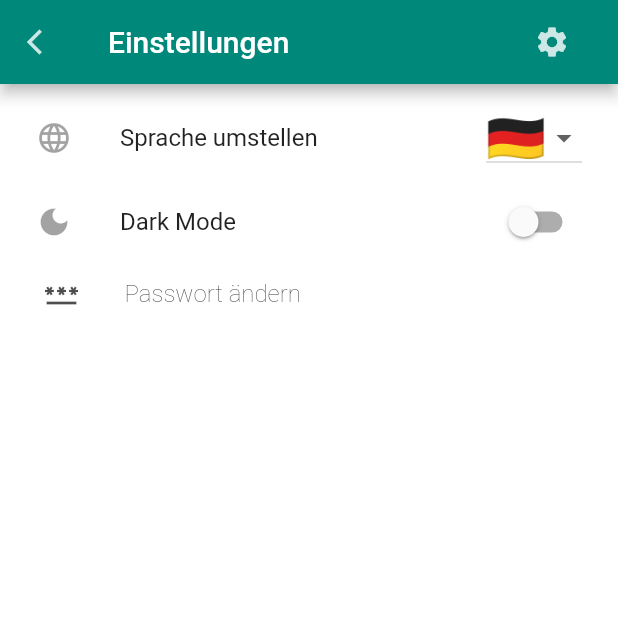
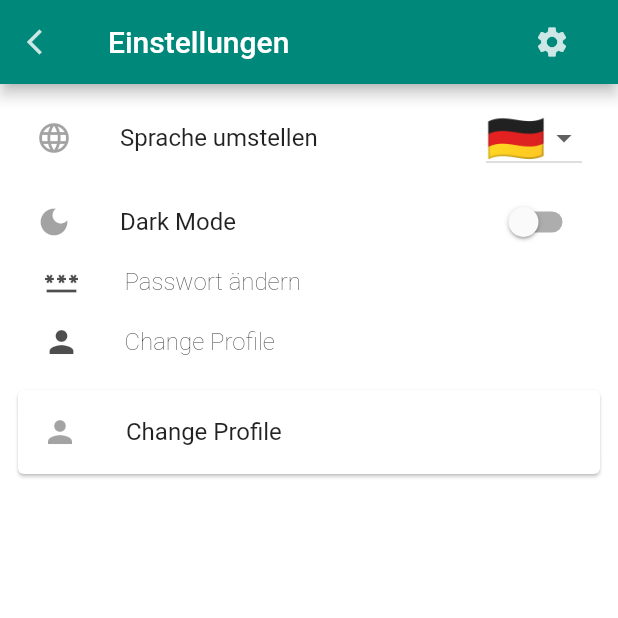
Before and after one commit to TaleTime/TaleTime_2, a Flutter app: the SettingsPage screen opened directly with empty values, on a phone screen of 412 x 824 dp, the top half of it. Run offline on Flutter 3.47's test engine with Material 2 defaults, Android fonts, the phone set to English and light mode, and no system bars; our stand-ins replace cloud_firestore, email_validator, file_picker, firebase_auth, firebase_core, marquee; accounts and stored records are empty; generated files the repository leaves out were written again; network calls fail.

```diff
--- a/taletime/lib/screens/changePassword.dart
+++ b/taletime/lib/screens/changePassword.dart
@@ -1,7 +1,6 @@
 import 'package:firebase_auth/firebase_auth.dart';
 import 'package:flutter/material.dart';
 import 'package:taletime/utils/authentification_util.dart';
-import 'package:taletime/utils/constants.dart';
 import 'package:taletime/utils/decoration_util.dart';
 import 'package:taletime/utils/text_form_field_util.dart';
 import 'package:flutter_gen/gen_l10n/app_localizations.dart';
--- a/taletime/lib/screens/profiles_page.dart
+++ b/taletime/lib/screens/profiles_page.dart
@@ -1,10 +1,8 @@
 import 'package:flutter/material.dart';
 import 'package:taletime/utils/add_profile.dart';
-import 'package:taletime/utils/constants.dart';
 import 'package:taletime/utils/decoration_util.dart';
 import 'package:flutter_gen/gen_l10n/app_localizations.dart';
 import '../utils/profile_list.dart';
-import '../utils/decoration_util.dart';
 import 'package:cloud_firestore/cloud_firestore.dart';
 
 class ProfilesPage extends StatefulWidget {
--- a/taletime/lib/screens/settings.dart
+++ b/taletime/lib/screens/settings.dart
@@ -135,7 +135,9 @@ class _SettingsPageState extends State<SettingsPage> {
                     return const ChangePassword();
                   }));
                 },
-                child: Row(
+                child: Column(
+                  children: [
+                    Row(
                       children: [
                         SizedBox(
                           width: 5,
@@ -146,13 +148,53 @@ class _SettingsPageState extends State<SettingsPage> {
                         ),
                         Text(
                           AppLocalizations.of(context)!.changePassword,
-                      style:
-                          TextStyle(fontSize: 16, fontWeight: FontWeight.w100),
+                          style: TextStyle(
+                              fontSize: 16, fontWeight: FontWeight.w100),
                         )
                       ],
                     ),
+                  ],
                 ),
+              ),
+            ),
+            Container(
+              height: 40,
+              width: double.infinity,
+              child: MaterialButton(
+                onPressed: () {
+                  Navigator.of(context)
+                      .push(MaterialPageRoute(builder: (context) {
+                    return const ChangePassword();
+                  }));
+                },
+                child: Column(
+                  children: [
+                    Row(
+                      children: [
+                        SizedBox(
+                          width: 5,
+                        ),
+                        Icon(Icons.person),
+                        SizedBox(
+                          width: 30,
+                        ),
+                        Text(
+                          "Change Profile",
+                          style: TextStyle(
+                              fontSize: 16, fontWeight: FontWeight.w100),
                         )
+                      ],
+                    ),
+                  ],
+                ),
+              ),
+            ),
+            Card(
+                child: ListTile(
+              leading: Icon(Icons.person),
+              title: Text("Change Profile"),
+              onTap: () => print("Test"),
+            ))
           ],
         ),
       ),
--- a/taletime/pubspec.yaml
+++ b/taletime/pubspec.yaml
@@ -29,6 +29,10 @@ dependencies:
   image_picker: ^0.8.5+3
   marquee: ^2.2.1
   file_picker: ^4.3.0
+  flutter_sound: ^9.2.13
+  permission_handler: ^10.0.2
+  audioplayers: ^1.1.0
+  path_provider: ^2.0.11
   #flutter_gallery: ^2.4.0+20400
 
 dev_dependencies:
@@ -36,8 +40,6 @@ dev_dependencies:
     sdk: flutter
   mockito: ^5.2.0
 
-  #flutter_lints: ^1.0.0
-
 flutter:
   generate: true
   uses-material-design: true
```
Also changed, not shown: taletime/lib/utils/Story.dart (deleted, +0 -24 lines), taletime/pubspec.lock, 4 other files. Lines whose indentation alone changed are shown as unchanged.
